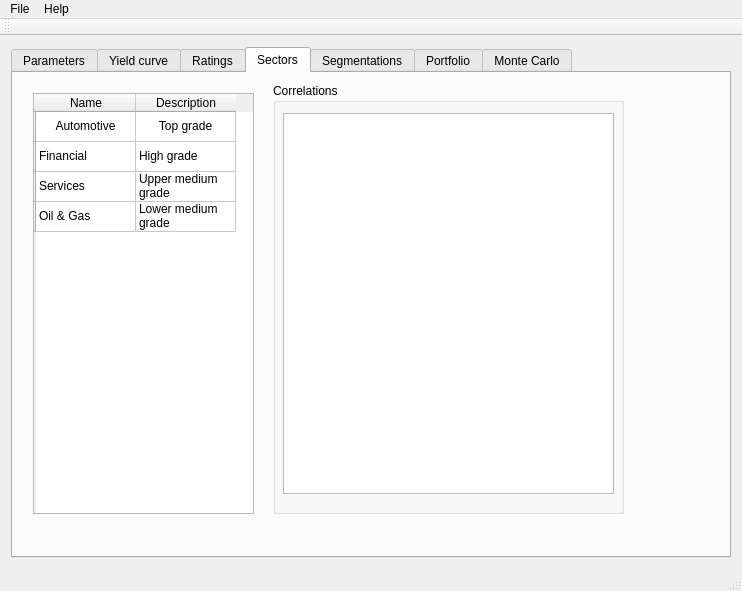
Qt form src/gui/MainWindow.ui (torrentg/ccruncher) before a commit.
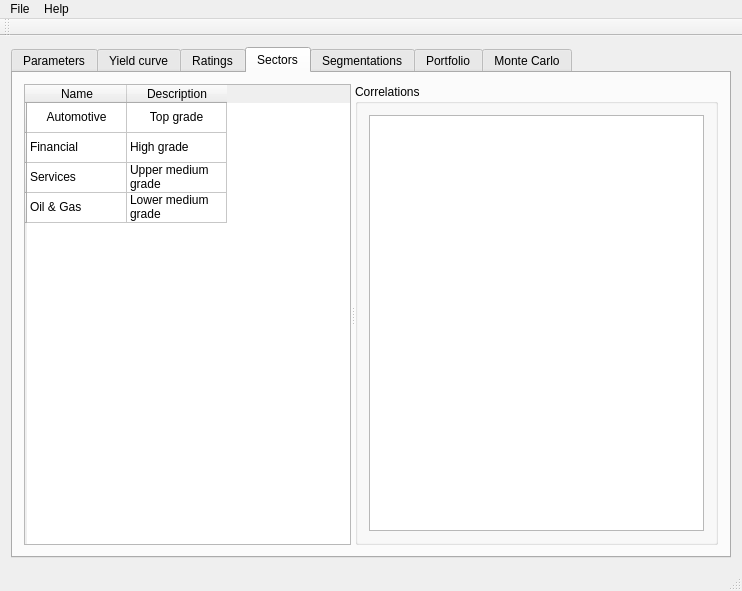
The same form after that commit. The open tabs and pages were chosen to show the change.

Patch:
```diff
--- a/src/gui/MainWindow.ui
+++ b/src/gui/MainWindow.ui
@@ -626,15 +626,13 @@
        <attribute name="title">
         <string>Sectors</string>
        </attribute>
-       <widget class="QTableWidget" name="tableWidget_4">
-        <property name="geometry">
-         <rect>
-          <x>20</x>
-          <y>20</y>
-          <width>221</width>
-          <height>421</height>
-         </rect>
-        </property>
+       <layout class="QGridLayout" name="gridLayout_11">
+        <item row="0" column="0">
+         <widget class="QSplitter" name="splitter_4">
+          <property name="orientation">
+           <enum>Qt::Horizontal</enum>
+          </property>
+          <widget class="QTableWidget" name="sectors">
         <property name="gridStyle">
          <enum>Qt::SolidLine</enum>
         </property>
@@ -719,28 +717,18 @@
         </item>
        </widget>
        <widget class="QGroupBox" name="groupBox_4">
-        <property name="geometry">
-         <rect>
-          <x>260</x>
-          <y>10</y>
-          <width>351</width>
-          <height>431</height>
-         </rect>
-        </property>
         <property name="title">
          <string>Correlations</string>
         </property>
-        <widget class="QTableWidget" name="tableWidget_5">
-         <property name="geometry">
-          <rect>
-           <x>10</x>
-           <y>30</y>
-           <width>331</width>
-           <height>381</height>
-          </rect>
-         </property>
-        </widget>
-       </widget>
+           <layout class="QGridLayout" name="gridLayout_10">
+            <item row="0" column="0">
+             <widget class="QTableWidget" name="correlations_values"/>
+            </item>
+           </layout>
+          </widget>
+         </widget>
+        </item>
+       </layout>
       </widget>
       <widget class="QWidget" name="tab_5">
        <attribute name="title">
```
Left out of the diff: 2 changed lines with no effect on the pictures. Lines whose indentation alone changed are shown as unchanged.
